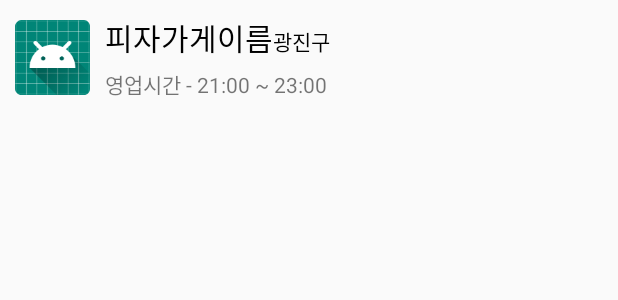
After one commit to kvoyant/threeweekSatherday_androidPractics, an Android app: the layout pizza_spinner_list_item.xml on its own in the app's theme, with its tools: preview values and no code run, on a phone screen of 412 x 824 dp. The commit adds this screen. Shown: the top 300 px of the screen. Run offline under Robolectric (Android 15) with nearby library versions, the phone set to English and light mode, and no system bars.

Commit message:
스피너에 나타날 리스트아이템

```diff
--- a/app/build.gradle
+++ b/app/build.gradle
@@ -16,6 +16,9 @@ android {
             proguardFiles getDefaultProguardFile('proguard-android-optimize.txt'), 'proguard-rules.pro'
         }
     }
+    dataBinding {
+        enabled = true
+    }
 }
 
 dependencies {
--- a/app/src/main/AndroidManifest.xml
+++ b/app/src/main/AndroidManifest.xml
@@ -9,14 +9,15 @@
         android:roundIcon="@mipmap/ic_launcher_round"
         android:supportsRtl="true"
         android:theme="@style/AppTheme">
-        <activity android:name=".SpinnerPracticsActivity"></activity>
-        <activity android:name=".MainActivity">
+        <activity android:name=".SpinnerPracticsActivity">
             <intent-filter>
                 <action android:name="android.intent.action.MAIN" />
 
                 <category android:name="android.intent.category.LAUNCHER" />
             </intent-filter>
         </activity>
+        <activity android:name=".MainActivity">
+        </activity>
     </application>
 
 </manifest>
--- a/app/src/main/java/com/tjeit/threeweeksatherday_androidpractics/SpinnerPracticsActivity.java
+++ b/app/src/main/java/com/tjeit/threeweeksatherday_androidpractics/SpinnerPracticsActivity.java
@@ -11,6 +11,7 @@ import java.util.List;
 public class SpinnerPracticsActivity extends AppCompatActivity {
 
     List<PizzaStore> pizzaStores = new ArrayList<>();
+    ActivityAppDetailBinding act;
 
     @Override
     protected void onCreate(Bundle savedInstanceState) {
@@ -21,9 +22,10 @@ public class SpinnerPracticsActivity extends AppCompatActivity {
     }
 
     void fillPizzaStores() {
-        pizzaStores.add(new PizzaStore("도미노피자","","","http://cfs15.tistory.com/image/24/tistory/2008/11/05/18/00/491160cb593e2"));
-        pizzaStores.add(new PizzaStore("미스터피자","","","http://postfiles12.naver.net/20160530_171/ppanppane_14646177044221JRNd_PNG/%B9%CC%BD%BA%C5%CD%C7%C7%C0%DA_%B7%CE%B0%ED_%281%29.png?type=w966"));
-        pizzaStores.add(new PizzaStore("피자헛피자","","","https://mblogthumb-phinf.pstatic.net/20141124_182/howtomarry_1416806028308979cg_PNG/Pizza_Hut_logo.svg.png?type=w2"));
-        pizzaStores.add(new PizzaStore("파파존스피자","","","http://postfiles2.naver.net/20160530_65/ppanppane_1464617766007O9b5u_PNG/%C6%C4%C6%C4%C1%B8%BD%BA_%C7%C7%C0%DA_%B7%CE%B0%ED_%284%29.png?type=w966"));
+        pizzaStores.add(new PizzaStore("도미노피자", "광진구", "09:00 ~ 22:00", "http://cfs15.tistory.com/image/24/tistory/2008/11/05/18/00/491160cb593e2"));
+        pizzaStores.add(new PizzaStore("미스터피자", "관악구", "10:00 ~ 21:00", "http://postfiles12.naver.net/20160530_171/ppanppane_14646177044221JRNd_PNG/%B9%CC%BD%BA%C5%CD%C7%C7%C0%DA_%B7%CE%B0%ED_%281%29.png?type=w966"));
+        pizzaStores.add(new PizzaStore("피자헛", "강동구", "11:00 ~ 23:00", "https://mblogthumb-phinf.pstatic.net/20141124_182/howtomarry_1416806028308979cg_PNG/Pizza_Hut_logo.svg.png?type=w2"));
+        pizzaStores.add(new PizzaStore("파파존스", "성북구", "17:00 ~ 익일 03:00", "http://postfiles2.naver.net/20160530_65/ppanppane_1464617766007O9b5u_PNG/%C6%C4%C6%C4%C1%B8%BD%BA_%C7%C7%C0%DA_%B7%CE%B0%ED_%284%29.png?type=w966"));
     }
+
 }
--- /dev/null
+++ b/app/src/main/res/layout/pizza_spinner_list_item.xml
@@ -0,0 +1,49 @@
+<?xml version="1.0" encoding="utf-8"?>
+<LinearLayout
+    xmlns:android="http://schemas.android.com/apk/res/android" android:layout_width="match_parent"
+    android:layout_height="match_parent"
+    android:orientation="vertical">
+
+    <LinearLayout
+        android:layout_width="match_parent"
+        android:layout_height="wrap_content"
+        android:orientation="horizontal"
+        android:gravity="center_vertical"
+        android:padding="10dp">
+
+        <ImageView
+            android:layout_width="50dp"
+            android:layout_height="50dp"
+            android:src="@mipmap/ic_launcher"/>
+
+        <LinearLayout
+            android:layout_marginLeft="10dp"
+            android:layout_width="match_parent"
+            android:layout_height="wrap_content"
+            android:orientation="vertical">
+            <LinearLayout
+                android:layout_width="match_parent"
+                android:layout_height="wrap_content">
+                <TextView
+                    android:layout_width="wrap_content"
+                    android:layout_height="wrap_content"
+                    android:textSize="20dp"
+                    android:text="피자가게이름"
+                    android:textColor="#000000"/>
+                <TextView
+                    android:layout_width="wrap_content"
+                    android:layout_height="wrap_content"
+                    android:text="광진구"
+                    android:textColor="#000000"/>
+            </LinearLayout>
+            <TextView
+                android:layout_marginTop="5dp"
+                android:layout_width="wrap_content"
+                android:layout_height="wrap_content"
+                android:text="영업시간 - 21:00 ~ 23:00"/>
+
+
+        </LinearLayout>
+    </LinearLayout>
+
+</LinearLayout>
```
